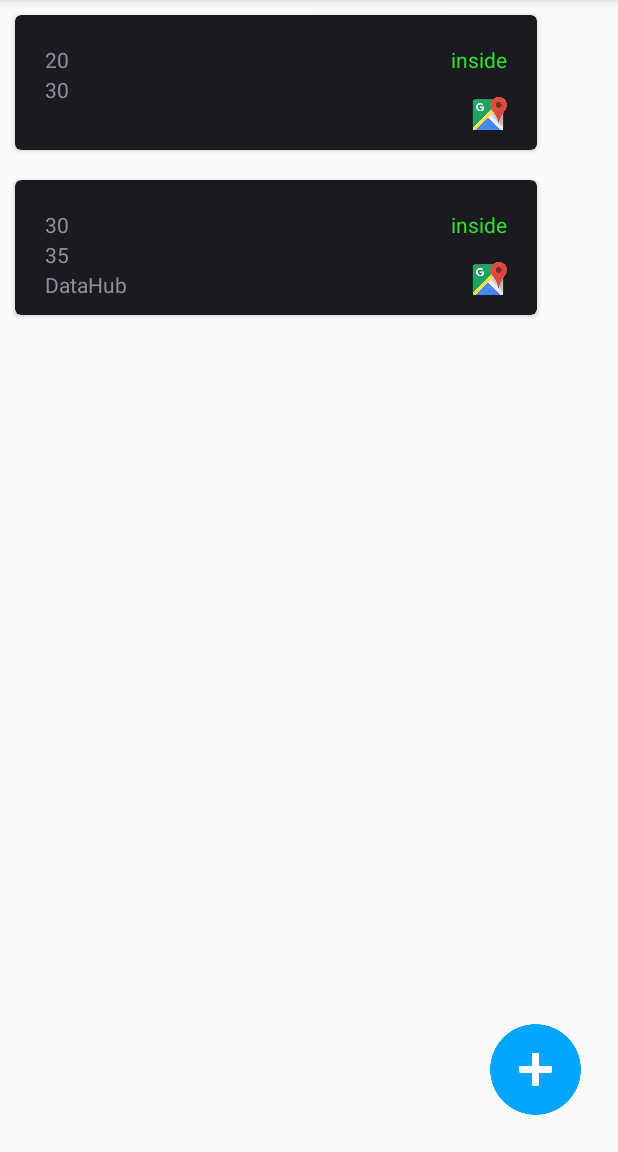
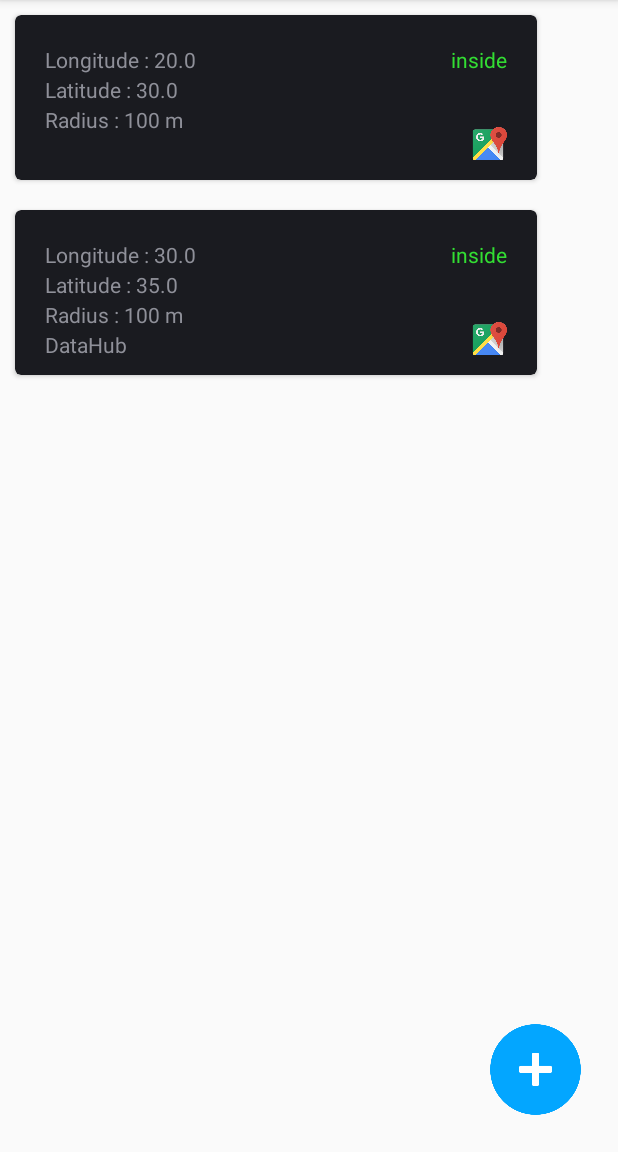
Before and after one commit to printimo/geofence, an Android app: the screen it shows after launch (MainActivity), on a phone screen of 412 x 824 dp, the part 84-1236 px from its top. Run offline under Robolectric (Android 15) with nearby library versions, the phone set to English and light mode, and no system bars.

```diff
--- a/app/build.gradle
+++ b/app/build.gradle
@@ -30,5 +30,6 @@ dependencies {
     compile 'com.android.support.constraint:constraint-layout:1.0.2'
     compile 'com.schibstedspain.android:leku:3.2.0'
     compile 'com.google.android.gms:play-services-maps:10.2.6'
+    compile "com.google.code.gson:gson:2.+"
     testCompile 'junit:junit:4.12'
 }
--- /dev/null
+++ b/app/src/main/java/com/nick/geofence/DataPrefences.java
@@ -0,0 +1,35 @@
+package com.nick.geofence;
+
+import android.content.Context;
+import android.content.SharedPreferences;
+
+import com.google.gson.Gson;
+
+import java.util.List;
+
+/**
+ * Created by root on 1/6/17.
+ */
+
+public class DataPrefences {
+
+    private static final String NAME = "data";
+    private static final String LIST = "list";
+    private static SharedPreferences preferences;
+
+    public static SharedPreferences getInstance() {
+        if (preferences == null) {
+            preferences = App.getContext().getSharedPreferences(NAME, Context.MODE_PRIVATE);
+        }
+        return preferences;
+    }
+
+    public static GeofenceList getGeofenceList() {
+        return new Gson().fromJson(getInstance().getString(LIST,""), GeofenceList.class);
+    }
+
+    public static void saveGeofenceList(List<Geofence> list) {
+        getInstance().edit().putString(LIST, new Gson().toJson(new GeofenceList(list))).apply();
+    }
+
+}
--- a/app/src/main/java/com/nick/geofence/Geofence.java
+++ b/app/src/main/java/com/nick/geofence/Geofence.java
@@ -6,31 +6,31 @@ package com.nick.geofence;
 
 public class Geofence {
 
-    private long longitude;
-    private long latitude;
+    private double longitude;
+    private double latitude;
     private int radius; // meters
     private String wifiName;
 
-    public Geofence(long longt, long lat, int rad, String wifi) {
+    public Geofence(double longt, double lat, int rad, String wifi) {
         longitude = longt;
         latitude = lat;
         wifiName = wifi;
         radius = rad;
     }
 
-    public long getLongitude() {
+    public double getLongitude() {
         return longitude;
     }
 
-    public void setLongitude(long longitude) {
+    public void setLongitude(double longitude) {
         this.longitude = longitude;
     }
 
-    public long getLatitude() {
+    public double getLatitude() {
         return latitude;
     }
 
-    public void setLatitude(long latitude) {
+    public void setLatitude(double latitude) {
         this.latitude = latitude;
     }
 
--- a/app/src/main/java/com/nick/geofence/GeofenceAdapter.java
+++ b/app/src/main/java/com/nick/geofence/GeofenceAdapter.java
@@ -34,8 +34,9 @@ public class GeofenceAdapter extends RecyclerView.Adapter<GeofenceAdapter.Geofen
 
     @Override
     public void onBindViewHolder(GeofenceViewHolder holder, final int position) {
-        holder.latitude.setText(String.valueOf(list.get(position).getLatitude()));
-        holder.longitude.setText(String.valueOf(list.get(position).getLongitude()));
+        holder.latitude.setText("Latitude : " + String.valueOf(list.get(position).getLatitude()));
+        holder.longitude.setText("Longitude : " + String.valueOf(list.get(position).getLongitude()));
+        holder.radius.setText("Radius : " + String.valueOf(list.get(position).getRadius() + " m"));
         holder.wifi.setText(String.valueOf(list.get(position).getWifiName()));
         holder.card.setOnClickListener(new View.OnClickListener() {
             @Override
@@ -55,10 +56,20 @@ public class GeofenceAdapter extends RecyclerView.Adapter<GeofenceAdapter.Geofen
         return list.size();
     }
 
+    public void add(Geofence newGeofence) {
+        list.add(newGeofence);
+        notifyDataSetChanged();
+    }
+
+    public List<Geofence> getList() {
+        return list;
+    }
+
     public static class GeofenceViewHolder extends RecyclerView.ViewHolder {
 
         public TextView longitude;
         public TextView latitude;
+        public TextView radius;
         public TextView wifi;
         public TextView inside;
         public View card;
@@ -70,6 +81,7 @@ public class GeofenceAdapter extends RecyclerView.Adapter<GeofenceAdapter.Geofen
             wifi = (TextView) itemView.findViewById(R.id.list_item_wifi);
             inside = (TextView) itemView.findViewById(R.id.list_item_inside);
             card = itemView.findViewById(R.id.list_item_card_view);
+            radius = (TextView) itemView.findViewById(R.id.list_item_radius);
         }
     }
 
--- a/app/src/main/java/com/nick/geofence/MainActivity.java
+++ b/app/src/main/java/com/nick/geofence/MainActivity.java
@@ -1,10 +1,17 @@
 package com.nick.geofence;
 
+import android.Manifest;
 import android.content.Intent;
+import android.content.pm.PackageManager;
+import android.location.Location;
+import android.location.LocationListener;
+import android.location.LocationManager;
+import android.support.v4.app.ActivityCompat;
 import android.support.v7.app.AppCompatActivity;
 import android.os.Bundle;
 import android.support.v7.widget.LinearLayoutManager;
 import android.support.v7.widget.RecyclerView;
+import android.util.Log;
 import android.view.View;
 import android.widget.ImageView;
 
@@ -14,6 +21,9 @@ import java.util.List;
 public class MainActivity extends AppCompatActivity {
 
     private static final int ADD_GEOFECE = 10;
+    private GeofenceAdapter adapter;
+    private LocationListener listener;
+    LocationManager locationManager;
 
     @Override
     protected void onCreate(Bundle savedInstanceState) {
@@ -22,25 +32,69 @@ public class MainActivity extends AppCompatActivity {
 
         View add = findViewById(R.id.add_geofence);
         RecyclerView listView = (RecyclerView) findViewById(R.id.geofence_list);
-        RecyclerView.LayoutManager layoutManager = new LinearLayoutManager(this,LinearLayoutManager.VERTICAL,false);
+        RecyclerView.LayoutManager layoutManager = new LinearLayoutManager(this, LinearLayoutManager.VERTICAL, false);
         listView.setLayoutManager(layoutManager);
 
+        GeofenceList geolist = DataPrefences.getGeofenceList();
         List<Geofence> list = new ArrayList<>();
-        list.add(new Geofence(20,30,100,""));
-        list.add(new Geofence(30,35,100,"DataHub"));
 
-        listView.setAdapter(new GeofenceAdapter(this,list));
+        if (geolist == null || geolist.getList() == null) {
+
+            list.add(new Geofence(20, 30, 100, ""));
+            list.add(new Geofence(30, 35, 100, "DataHub"));
+        } else {
+            list = geolist.getList();
+        }
+
+        listView.setAdapter(adapter = new GeofenceAdapter(this, list));
 
         add.setOnClickListener(new View.OnClickListener() {
             @Override
             public void onClick(View v) {
-                startActivityForResult(new Intent(MainActivity.this,AddGeofence.class),ADD_GEOFECE);
+                startActivityForResult(new Intent(MainActivity.this, AddGeofence.class), ADD_GEOFECE);
             }
         });
+
+        locationManager = (LocationManager) getSystemService(LOCATION_SERVICE);
+
+//        if (ActivityCompat.checkSelfPermission(this, Manifest.permission.ACCESS_FINE_LOCATION) != PackageManager.PERMISSION_GRANTED
+//                && ActivityCompat.checkSelfPermission(this, Manifest.permission.ACCESS_COARSE_LOCATION) != PackageManager.PERMISSION_GRANTED) {
+//            // TODO: Consider calling
+//            //    ActivityCompat#requestPermissions
+//            // here to request the missing permissions, and then overriding
+//            //   public void onRequestPermissionsResult(int requestCode, String[] permissions,
+//            //                                          int[] grantResults)
+//            // to handle the case where the user grants the permission. See the documentation
+//            // for ActivityCompat#requestPermissions for more details.
+//
+//        }
+//        locationManager.requestLocationUpdates(LocationManager.GPS_PROVIDER, 1000, 1, listener = new LocationListener() {
+//            @Override
+//            public void onLocationChanged(Location location) {
+//
+//            }
+//
+//            @Override
+//            public void onStatusChanged(String provider, int status, Bundle extras) {
+//            }
+//
+//            @Override
+//            public void onProviderEnabled(String provider) {
+//            }
+//
+//            @Override
+//            public void onProviderDisabled(String provider) {
+//            }
+//        });
+
     }
 
     @Override
     protected void onActivityResult(int requestCode, int resultCode, Intent data) {
         super.onActivityResult(requestCode, resultCode, data);
+        Geofence newGeofence = new Geofence(data.getDoubleExtra("long",0),
+                data.getDoubleExtra("lat",0),data.getIntExtra("radius",1),data.getStringExtra("wifi"));
+        adapter.add(newGeofence);
+        DataPrefences.saveGeofenceList(adapter.getList());
     }
 }
--- a/app/src/main/res/layout/list_item.xml
+++ b/app/src/main/res/layout/list_item.xml
@@ -1,41 +1,47 @@
 <?xml version="1.0" encoding="utf-8"?>
 <RelativeLayout xmlns:android="http://schemas.android.com/apk/res/android"
-    android:layout_width="match_parent" android:layout_height="match_parent">
-    <android.support.v7.widget.CardView
-        xmlns:card_view="http://schemas.android.com/apk/res-auto"
+    android:layout_width="match_parent"
+    android:layout_height="match_parent">
+
+    <android.support.v7.widget.CardView xmlns:card_view="http://schemas.android.com/apk/res-auto"
         android:id="@+id/list_item_card_view"
+        android:layout_width="match_parent"
+        android:layout_height="110dp"
         android:layout_gravity="center"
-        android:layout_width="match_parent"
-        android:layout_height="90dp"
-        card_view:cardCornerRadius="4dp"
-        android:layout_margin="10dp">
+        android:layout_margin="10dp"
+        card_view:cardCornerRadius="4dp">
 
         <TextView
             android:id="@+id/list_item_longitude"
             android:layout_width="wrap_content"
             android:layout_height="wrap_content"
+            android:layout_marginLeft="20dp"
             android:layout_marginTop="20dp"
-        android:layout_marginLeft="20dp"
-        android:text="longitude"
-        />
+            android:text="longitude" />
 
         <TextView
             android:id="@+id/list_item_latitude"
             android:layout_width="wrap_content"
             android:layout_height="wrap_content"
+            android:layout_marginLeft="20dp"
             android:layout_marginTop="40dp"
+            android:text="latitude" />
+
+        <TextView
+            android:id="@+id/list_item_radius"
+            android:layout_width="wrap_content"
+            android:layout_height="wrap_content"
             android:layout_marginLeft="20dp"
-        android:text="latitude"
-        />
+            android:layout_marginTop="60dp"
+            android:text="radius" />
 
         <TextView
             android:id="@+id/list_item_wifi"
             android:layout_width="wrap_content"
             android:layout_height="wrap_content"
-        android:layout_marginTop="60dp"
             android:layout_marginLeft="20dp"
-        android:text="wifi"
-        />
+            android:layout_marginTop="80dp"
+            android:text="wifi" />
 
         <TextView
             android:id="@+id/list_item_inside"
@@ -44,8 +50,7 @@
             android:layout_gravity="right"
             android:layout_margin="20dp"
             android:text="inside"
-            android:textColor="@color/green"
-            />
+            android:textColor="@color/green" />
 
         <ImageView
             android:layout_width="25dp"
@@ -53,8 +58,7 @@
             android:layout_gravity="bottom|right"
             android:layout_marginBottom="10dp"
             android:layout_marginRight="20dp"
-            android:src="@drawable/gmaps_icon"
-            />
+            android:src="@drawable/gmaps_icon" />
 
     </android.support.v7.widget.CardView>
 
```
Also changed, not shown: app/src/main/java/com/nick/geofence/GeofenceList.java (added, +25 -0 lines). Lines whose indentation alone changed are shown as unchanged.
